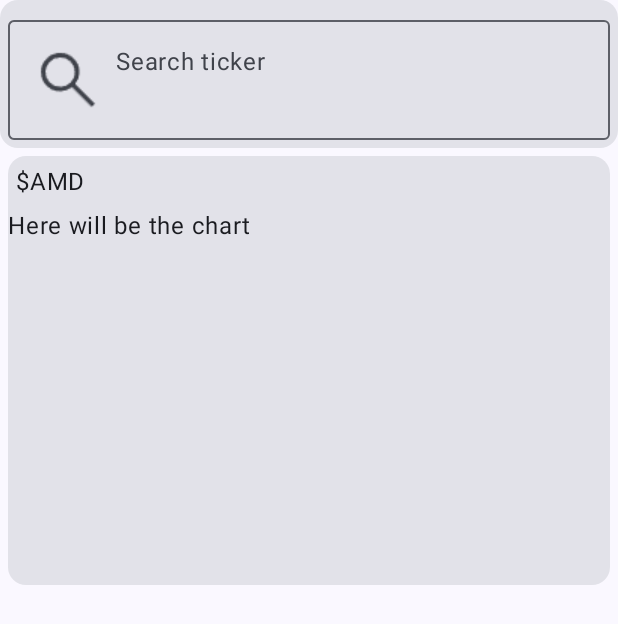
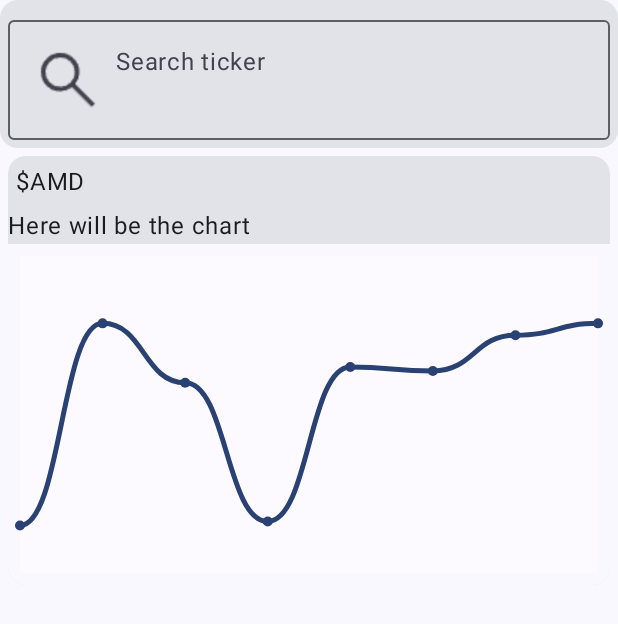
Before and after one commit to MartinNav/StonkApp, an Android app built with Jetpack Compose: the screen it shows after launch (MainActivity), on a phone screen of 412 x 824 dp. Shown: the top 624 px of the screen. Run offline under Robolectric (Android 15) with nearby library versions, the phone set to English and light mode, and no system bars.

Commit message:
Created Chart component

```diff
--- /dev/null
+++ b/app/src/main/java/cz/martinnav/stonkapp/Chart.kt
@@ -0,0 +1,87 @@
+package cz.martinnav.stonkapp
+
+import android.graphics.PointF
+import androidx.compose.foundation.Canvas
+import androidx.compose.foundation.background
+import androidx.compose.foundation.layout.Box
+import androidx.compose.foundation.layout.fillMaxSize
+import androidx.compose.foundation.layout.fillMaxWidth
+import androidx.compose.foundation.layout.height
+import androidx.compose.foundation.layout.padding
+import androidx.compose.foundation.layout.width
+import androidx.compose.material3.MaterialTheme
+import androidx.compose.runtime.Composable
+import androidx.compose.ui.Alignment
+import androidx.compose.ui.Modifier
+import androidx.compose.ui.geometry.Offset
+import androidx.compose.ui.graphics.Color
+import androidx.compose.ui.graphics.PaintingStyle.Companion.Stroke
+import androidx.compose.ui.graphics.Path
+import androidx.compose.ui.graphics.StrokeCap
+import androidx.compose.ui.graphics.drawscope.Stroke
+import androidx.compose.ui.tooling.preview.Preview
+import androidx.compose.ui.unit.Dp
+import androidx.compose.ui.unit.dp
+
+
+//Code from https://proandroiddev.com/creating-graph-in-jetpack-compose-312957b11b2
+@Composable
+fun Chart(modifier: Modifier,
+          xValues: List<Int>,
+          yValues: List<Int>,
+          points: List<Double>,
+          paddingSpace: Dp,
+          verticalStep: Int){
+    val pointColor = MaterialTheme.colorScheme.primary
+    Box (modifier = modifier
+        .background(MaterialTheme.colorScheme.background)
+        .padding(8.dp),
+
+        contentAlignment = Alignment.Center){
+            Canvas(modifier = Modifier.fillMaxSize().background(MaterialTheme.colorScheme.inverseOnSurface)){
+                var coordinates: MutableList<PointF> = mutableListOf()
+                var controlPoints1: MutableList<PointF> = mutableListOf()
+                var controlPoints2: MutableList<PointF> = mutableListOf()
+                val xAxisS = (size.width +200.0f/*-paddingSpace.toPx()*/)/xValues.size
+                val yaxisS = size.height / yValues.size
+
+                for (i in points.indices){
+                    //val x1 = xAxisS * yValues[i]
+                    //val x1 = xAxisS * xValues[i]
+                    val x1 = (size.width/(xValues.last()-1))*xValues[i]
+                    val y1 = (size.height -(yaxisS * (points[i]/verticalStep.toFloat()))).toFloat()
+                    coordinates.add(PointF(x1,y1))
+                    drawCircle(color= pointColor, radius = 5f,center = Offset(x1,y1))
+                }
+                for (i in 1 until coordinates.size){
+                    controlPoints1.add(PointF((coordinates[i].x + coordinates[i - 1].x) / 2, coordinates[i - 1].y))
+                    controlPoints2.add(PointF((coordinates[i].x + coordinates[i - 1].x) / 2, coordinates[i].y))
+                }
+                val linePath = Path().apply {
+                    reset()
+                    moveTo(coordinates.first().x,coordinates.first().y)//May need to change
+                    for (i in 0 until coordinates.size -1) {
+                        cubicTo(
+                            controlPoints1[i].x,controlPoints1[i].y,
+                            controlPoints2[i].x,controlPoints2[i].y,
+                            coordinates[i + 1].x,coordinates[i + 1].y
+                        )
+                    }
+                }
+                drawPath(
+                    linePath,
+                    color = pointColor,
+                    style = Stroke(
+                        width = 5f,
+                        cap = StrokeCap.Round
+                    )
+                )
+
+            }
+    }
+}
+@Composable
+@Preview
+fun ChartPreview(){
+    Chart(modifier = Modifier.fillMaxWidth().height(300.dp), xValues = listOf(0,1,2,3,4,5,6,7,8), yValues = listOf(0,1,2,3,4,5,6,7), points = listOf(1.2,6.3,4.8,1.3,5.2,5.1,6.0,6.3)/*height of values*/, paddingSpace = 5.dp, verticalStep = 1)
+}
--- a/app/src/main/java/cz/martinnav/stonkapp/MainActivity.kt
+++ b/app/src/main/java/cz/martinnav/stonkapp/MainActivity.kt
@@ -54,9 +54,13 @@ class MainActivity : ComponentActivity() {
                             }})
                         }
                         //TODO: Read and parse the data from yahoo finance api
-                        Card (modifier = Modifier.padding(5.dp).fillMaxWidth().fillMaxHeight(0.4f)){
+                        Card (modifier = Modifier
+                            .padding(5.dp)
+                            .fillMaxWidth()
+                            .fillMaxHeight(0.4f)){
                             Text(text = "\$AMD", modifier = Modifier.padding(5.dp))
                             Text(text = "Here will be the chart")
+                            ChartPreview()
                         }
 
                     }
```
